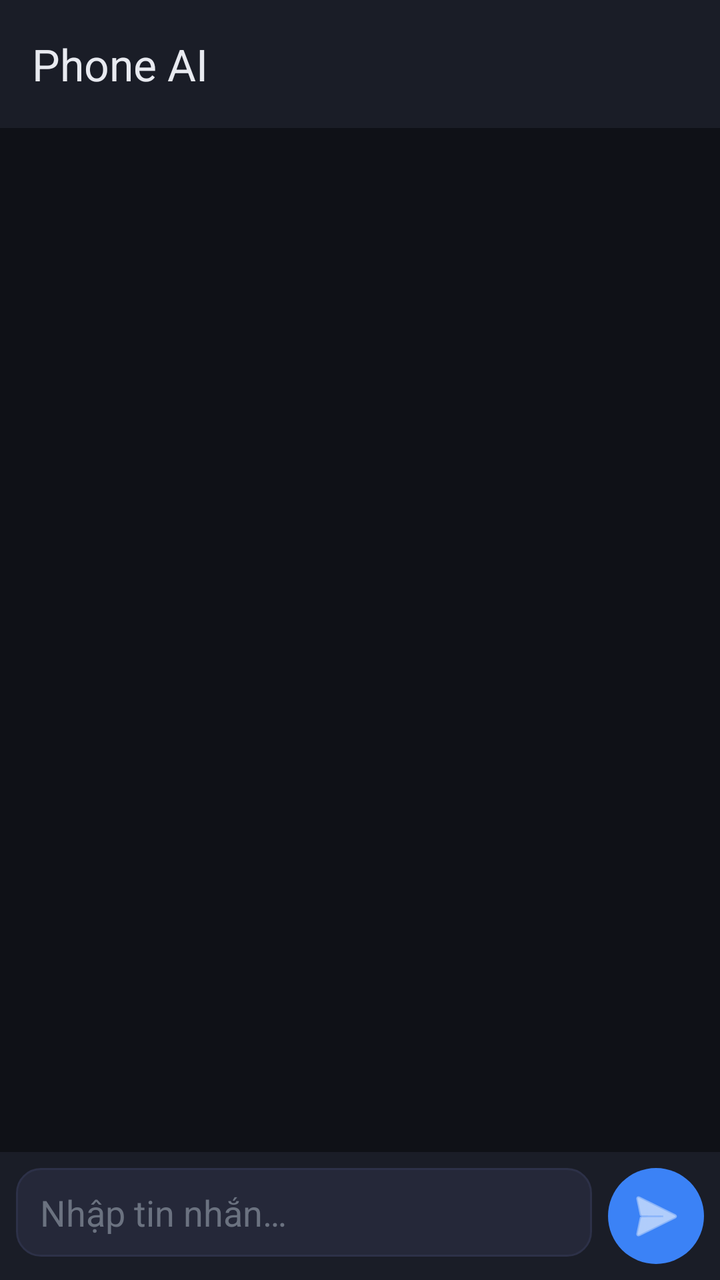
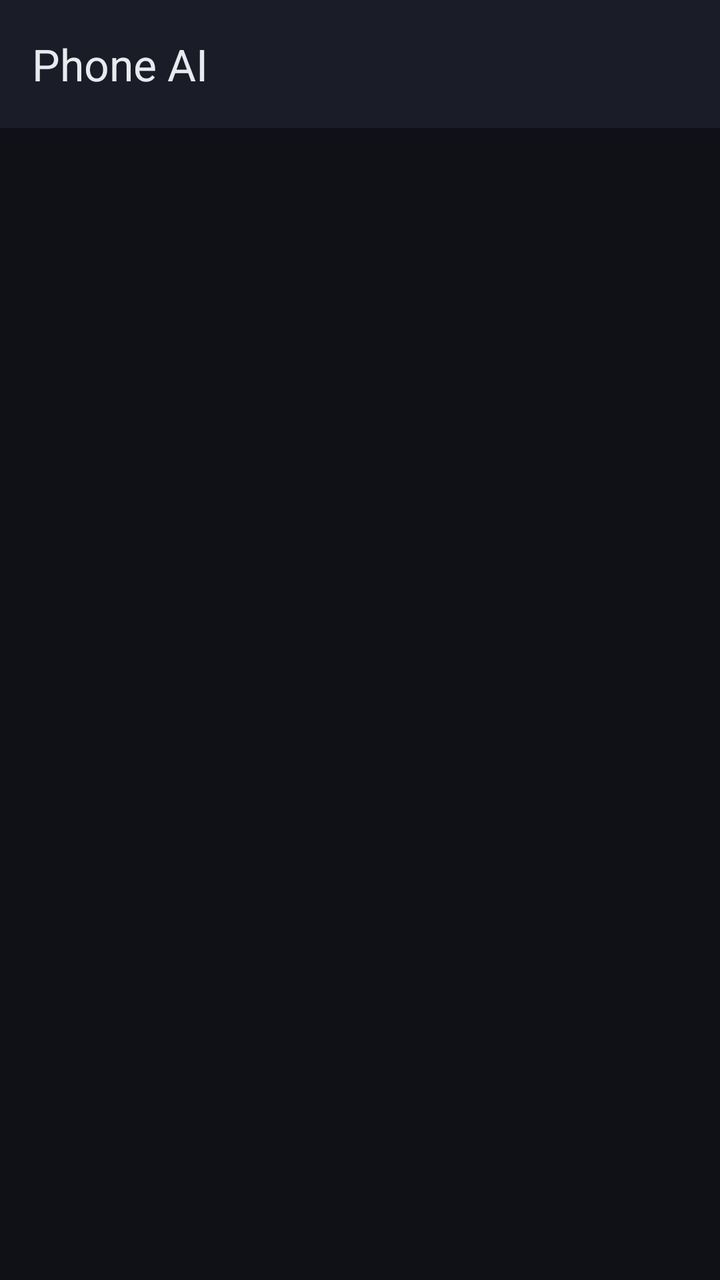

The first picture is an Android layout as it rendered before a commit; the second is the same layout after the commit. The layout source and the unified diff follow.
<!-- AndroidManifest.xml: application theme Theme.PhoneAI -->
<!-- res/layout/activity_chat.xml -->
<?xml version="1.0" encoding="utf-8"?>
<androidx.constraintlayout.widget.ConstraintLayout
    xmlns:android="http://schemas.android.com/apk/res/android"
    xmlns:app="http://schemas.android.com/apk/res-auto"
    android:layout_width="match_parent"
    android:layout_height="match_parent"
    android:background="@color/bg_primary">

    
    <TextView
        android:id="@+id/tvModelStatus"
        android:layout_width="0dp"
        android:layout_height="wrap_content"
        android:padding="16dp"
        android:gravity="center"
        android:textColor="@color/text_secondary"
        android:textSize="14sp"
        android:visibility="gone"
        app:layout_constraintTop_toTopOf="parent"
        app:layout_constraintStart_toStartOf="parent"
        app:layout_constraintEnd_toEndOf="parent" />

    
    <androidx.appcompat.widget.Toolbar
        android:id="@+id/toolbar"
        android:layout_width="0dp"
        android:layout_height="?attr/actionBarSize"
        android:background="@color/bg_surface"
        android:elevation="4dp"
        app:title="Phone AI"
        app:titleTextColor="@color/text_primary"
        app:layout_constraintTop_toTopOf="parent"
        app:layout_constraintStart_toStartOf="parent"
        app:layout_constraintEnd_toEndOf="parent" />

    <ImageButton
        android:id="@+id/btnClear"
        android:layout_width="48dp"
        android:layout_height="48dp"
        android:src="@android:drawable/ic_menu_delete"
        android:background="?attr/selectableItemBackgroundBorderless"
        android:contentDescription="Clear chat"
        app:layout_constraintTop_toTopOf="@id/toolbar"
        app:layout_constraintBottom_toBottomOf="@id/toolbar"
        app:layout_constraintEnd_toEndOf="parent"
        android:layout_marginEnd="8dp" />

    
    <androidx.recyclerview.widget.RecyclerView
        android:id="@+id/rvMessages"
        android:layout_width="0dp"
        android:layout_height="0dp"
        android:clipToPadding="false"
        android:paddingVertical="8dp"
        app:layout_constraintTop_toBottomOf="@id/toolbar"
        app:layout_constraintBottom_toTopOf="@id/inputLayout"
        app:layout_constraintStart_toStartOf="parent"
        app:layout_constraintEnd_toEndOf="parent" />

    
    <LinearLayout
        android:id="@+id/inputLayout"
        android:layout_width="0dp"
        android:layout_height="wrap_content"
        android:orientation="horizontal"
        android:padding="8dp"
        android:background="@color/bg_surface"
        android:elevation="4dp"
        app:layout_constraintBottom_toBottomOf="parent"
        app:layout_constraintStart_toStartOf="parent"
        app:layout_constraintEnd_toEndOf="parent">

        <com.google.android.material.textfield.TextInputEditText
            android:id="@+id/etInput"
            android:layout_width="0dp"
            android:layout_height="wrap_content"
            android:layout_weight="1"
            android:hint="Nhập tin nhắn…"
            android:inputType="textMultiLine|textCapSentences"
            android:maxLines="4"
            android:imeOptions="actionSend"
            android:background="@drawable/bg_input"
            android:paddingHorizontal="12dp"
            android:paddingVertical="10dp"
            android:textColor="@color/text_primary"
            android:textColorHint="@color/text_secondary" />

        <ImageButton
            android:id="@+id/btnSend"
            android:layout_width="48dp"
            android:layout_height="48dp"
            android:layout_marginStart="8dp"
            android:src="@android:drawable/ic_menu_send"
            android:background="@drawable/bg_send_button"
            android:contentDescription="Send"
            android:tint="@android:color/white" />

        <ImageButton
            android:id="@+id/btnStop"
            android:layout_width="48dp"
            android:layout_height="48dp"
            android:layout_marginStart="8dp"
            android:src="@android:drawable/ic_media_pause"
            android:background="@drawable/bg_stop_button"
            android:contentDescription="Stop"
            android:tint="@android:color/white"
            android:visibility="gone" />

    </LinearLayout>

</androidx.constraintlayout.widget.ConstraintLayout>
<!-- resources referenced by this layout -->
<resources>
  <color name="bg_primary">#0F1117</color>
  <color name="bg_surface">#1A1D27</color>
  <color name="text_primary">#E8EAF0</color>
  <color name="text_secondary">#6B7280</color>
  <!-- drawable bg_input (drawable) -->
  <?xml version="1.0" encoding="utf-8"?>
  <shape xmlns:android="http://schemas.android.com/apk/res/android">
      <solid android:color="#252839" />
      <corners android:radius="12dp" />
      <stroke android:width="1dp" android:color="#2D3148" />
  </shape>
  <!-- drawable bg_send_button (drawable) -->
  <?xml version="1.0" encoding="utf-8"?>
  <shape xmlns:android="http://schemas.android.com/apk/res/android" android:shape="oval">
      <solid android:color="@color/accent" />
  </shape>
  <!-- drawable bg_stop_button (drawable) -->
  <?xml version="1.0" encoding="utf-8"?>
  <shape xmlns:android="http://schemas.android.com/apk/res/android" android:shape="oval">
      <solid android:color="@color/accent_stop" />
  </shape>
  <style name="Theme.PhoneAI" parent="Theme.Material3.Dark.NoActionBar">
          <item name="colorPrimary">@color/accent</item>
          <item name="colorSurface">@color/bg_surface</item>
          <item name="android:windowBackground">@color/bg_primary</item>
          <item name="android:statusBarColor">@color/bg_surface</item>
          <item name="android:navigationBarColor">@color/bg_surface</item>
      </style>
  <color name="accent">#3B82F6</color>
  <color name="accent_stop">#EF4444</color>
</resources>

<!-- the commit's change to res/layout/activity_chat.xml (unified diff, before → after) -->
@@ -5,20 +5,6 @@
     android:layout_width="match_parent"
     android:layout_height="match_parent"
     android:background="@color/bg_primary">
-
-    
-    <TextView
-        android:id="@+id/tvModelStatus"
-        android:layout_width="0dp"
-        android:layout_height="wrap_content"
-        android:padding="16dp"
-        android:gravity="center"
-        android:textColor="@color/text_secondary"
-        android:textSize="14sp"
-        android:visibility="gone"
-        app:layout_constraintTop_toTopOf="parent"
-        app:layout_constraintStart_toStartOf="parent"
-        app:layout_constraintEnd_toEndOf="parent" />
 
     
     <androidx.appcompat.widget.Toolbar
@@ -34,16 +20,57 @@
         app:layout_constraintEnd_toEndOf="parent" />
 
     <ImageButton
+        android:id="@+id/btnSwitchModel"
+        android:layout_width="48dp"
+        android:layout_height="48dp"
+        android:src="@android:drawable/ic_menu_manage"
+        android:background="?attr/selectableItemBackgroundBorderless"
+        android:contentDescription="Chọn model"
+        app:layout_constraintTop_toTopOf="@id/toolbar"
+        app:layout_constraintBottom_toBottomOf="@id/toolbar"
+        app:layout_constraintEnd_toStartOf="@id/btnClear" />
+
+    <ImageButton
         android:id="@+id/btnClear"
         android:layout_width="48dp"
         android:layout_height="48dp"
         android:src="@android:drawable/ic_menu_delete"
         android:background="?attr/selectableItemBackgroundBorderless"
-        android:contentDescription="Clear chat"
+        android:contentDescription="Xoá hội thoại"
         app:layout_constraintTop_toTopOf="@id/toolbar"
         app:layout_constraintBottom_toBottomOf="@id/toolbar"
         app:layout_constraintEnd_toEndOf="parent"
         android:layout_marginEnd="8dp" />
+
+    
+    <LinearLayout
+        android:id="@+id/emptyState"
+        android:layout_width="0dp"
+        android:layout_height="wrap_content"
+        android:orientation="vertical"
+        android:gravity="center"
+        android:padding="24dp"
+        android:visibility="gone"
+        app:layout_constraintTop_toBottomOf="@id/toolbar"
+        app:layout_constraintBottom_toTopOf="@id/inputLayout"
+        app:layout_constraintStart_toStartOf="parent"
+        app:layout_constraintEnd_toEndOf="parent">
+
+        <TextView
+            android:id="@+id/tvModelStatus"
+            android:layout_width="wrap_content"
+            android:layout_height="wrap_content"
+            android:gravity="center"
+            android:textColor="@color/text_secondary"
+            android:textSize="14sp" />
+
+        <Button
+            android:id="@+id/btnOpenPicker"
+            android:layout_width="wrap_content"
+            android:layout_height="wrap_content"
+            android:layout_marginTop="16dp"
+            android:text="Chọn / Tải model" />
+    </LinearLayout>
 
     
     <androidx.recyclerview.widget.RecyclerView
@@ -66,6 +93,7 @@
         android:padding="8dp"
         android:background="@color/bg_surface"
         android:elevation="4dp"
+        android:visibility="gone"
         app:layout_constraintBottom_toBottomOf="parent"
         app:layout_constraintStart_toStartOf="parent"
         app:layout_constraintEnd_toEndOf="parent">
@@ -75,7 +103,7 @@
             android:layout_width="0dp"
             android:layout_height="wrap_content"
             android:layout_weight="1"
-            android:hint="Nhập tin nhắn…"
+            android:hint="@string/hint_message"
             android:inputType="textMultiLine|textCapSentences"
             android:maxLines="4"
             android:imeOptions="actionSend"
@@ -92,7 +120,7 @@
             android:layout_marginStart="8dp"
             android:src="@android:drawable/ic_menu_send"
             android:background="@drawable/bg_send_button"
-            android:contentDescription="Send"
+            android:contentDescription="@string/btn_send"
             android:tint="@android:color/white" />
 
         <ImageButton
@@ -102,7 +130,7 @@
             android:layout_marginStart="8dp"
             android:src="@android:drawable/ic_media_pause"
             android:background="@drawable/bg_stop_button"
-            android:contentDescription="Stop"
+            android:contentDescription="@string/btn_stop"
             android:tint="@android:color/white"
             android:visibility="gone" />
 
<!-- resource entries referenced after the edit -->
@@ -21,6 +21,9 @@
   <shape xmlns:android="http://schemas.android.com/apk/res/android" android:shape="oval">
       <solid android:color="@color/accent_stop" />
   </shape>
+  <string name="btn_send">Gửi</string>
+  <string name="btn_stop">Dừng</string>
+  <string name="hint_message">Nhập tin nhắn…</string>
   <style name="Theme.PhoneAI" parent="Theme.Material3.Dark.NoActionBar">
           <item name="colorPrimary">@color/accent</item>
           <item name="colorSurface">@color/bg_surface</item>
